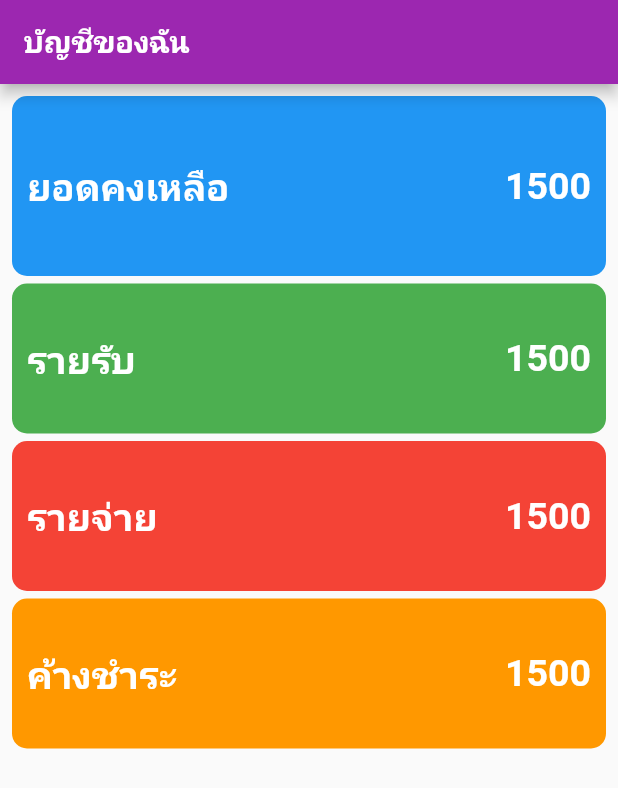
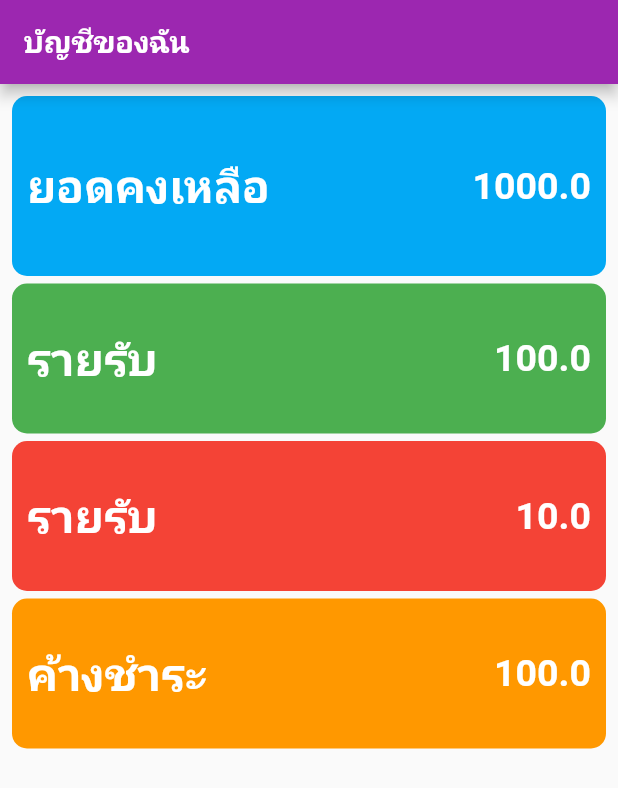
Before and after one commit to siraphak/basic_flutter, a Flutter app: the screen it shows after launch, on a phone screen of 412 x 824 dp. Shown: the top 788 px of the screen. Run offline on Flutter 3.47's test engine with Material 2 defaults, Android fonts, the phone set to English and light mode, and no system bars.

Commit message:
add new container

```diff
--- a/lib/MonryBox.dart
+++ b/lib/MoneyBox.dart
@@ -22,7 +22,7 @@ class MoneyBox extends StatelessWidget {
           Text(
             title,
             style: TextStyle(
-                fontSize: 25, color: Colors.white, fontWeight: FontWeight.bold),
+                fontSize: 30, color: Colors.white, fontWeight: FontWeight.bold),
           ),
           Expanded(
             child: Text(
--- a/lib/main.dart
+++ b/lib/main.dart
@@ -1,4 +1,5 @@
 import 'package:flutter/material.dart';
+import 'MoneyBox.dart';
 
 void main() {
   runApp(MyApp());
@@ -35,132 +36,19 @@ class _MyHomePageState extends State<MyHomePage> {
           padding: const EdgeInsets.all(8.0),
           child: Column(
             children: [
-              Container(
-                padding: const EdgeInsets.all(10.0),
-                decoration: BoxDecoration(
-                    color: Colors.blue,
-                    borderRadius: BorderRadius.circular(10)),
-                height: 120,
-                child: Row(
-                  crossAxisAlignment: CrossAxisAlignment.center,
-                  children: [
-                    Text(
-                      "ยอดคงเหลือ",
-                      style: TextStyle(
-                          fontSize: 25,
-                          color: Colors.white,
-                          fontWeight: FontWeight.bold),
-                    ),
-                    Expanded(
-                      child: Text(
-                        "1500",
-                        style: TextStyle(
-                            fontSize: 25,
-                            color: Colors.white,
-                            fontWeight: FontWeight.bold),
-                        textAlign: TextAlign.right,
-                      ),
-                    )
-                  ],
-                ),
-              ),
+              MoneyBox("ยอดคงเหลือ", 1000, Colors.lightBlue, 120),
               SizedBox(
                 height: 5,
               ),
-              Container(
-                padding: const EdgeInsets.all(10.0),
-                decoration: BoxDecoration(
-                    color: Colors.green,
-                    borderRadius: BorderRadius.circular(10)),
-                height: 100,
-                child: Row(
-                  children: [
-                    Text(
-                      "รายรับ",
-                      style: TextStyle(
-                          fontSize: 25,
-                          color: Colors.white,
-                          fontWeight: FontWeight.bold),
-                    ),
-                    Expanded(
-                      child: Text(
-                        "1500",
-                        style: TextStyle(
-                            fontSize: 25,
-                            color: Colors.white,
-                            fontWeight: FontWeight.bold),
-                        textAlign: TextAlign.right,
-                      ),
-                    )
-                  ],
-                ),
-              ),
+              MoneyBox("รายรับ", 100, Colors.green, 100),
               SizedBox(
                 height: 5,
               ),
-              Container(
-                padding: const EdgeInsets.all(10.0),
-                decoration: BoxDecoration(
-                    color: Colors.red, borderRadius: BorderRadius.circular(10)),
-                height: 100,
-                child: Row(
-                  crossAxisAlignment: CrossAxisAlignment.center,
-                  children: [
-                    Text(
-                      "รายจ่าย",
-                      style: TextStyle(
-                          fontSize: 25,
-                          color: Colors.white,
-                          fontWeight: FontWeight.bold),
-                    ),
-                    Expanded(
-                      child: Text(
-                        "1500",
-                        style: TextStyle(
-                            fontSize: 25,
-                            color: Colors.white,
-                            fontWeight: FontWeight.bold),
-                        textAlign: TextAlign.right,
-                      ),
-                    )
-                  ],
-                ),
-              ),
+              MoneyBox("รายรับ", 10, Colors.red, 100),
               SizedBox(
                 height: 5,
               ),
-              Container(
-                padding: const EdgeInsets.all(10.0),
-                decoration: BoxDecoration(
-                    color: Colors.orange,
-                    borderRadius: BorderRadius.circular(10)),
-                height: 100,
-                child: Row(
-                  crossAxisAlignment: CrossAxisAlignment.center,
-                  children: [
-                    Text(
-                      "ค้างชำระ",
-                      style: TextStyle(
-                          fontSize: 25,
-                          color: Colors.white,
-                          fontWeight: FontWeight.bold),
-                    ),
-                    Expanded(
-                      child: Text(
-                        "1500",
-                        style: TextStyle(
-                            fontSize: 25,
-                            color: Colors.white,
-                            fontWeight: FontWeight.bold),
-                        textAlign: TextAlign.right,
-                      ),
-                    )
-                  ],
-                ),
-              ),
-              SizedBox(
-                height: 5,
-              ),
+              MoneyBox("ค้างชำระ", 100, Colors.orange, 100)
             ],
           ),
         ));
```
